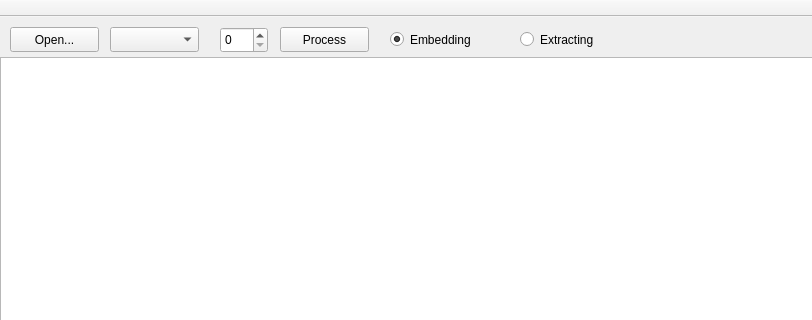
Qt form mainwindow.ui (N-Nagorny/ImageIntegrityController) before a commit; both pictures show x 0 to 812 and y 0 to 320 of the 900 by 562 pixel window.
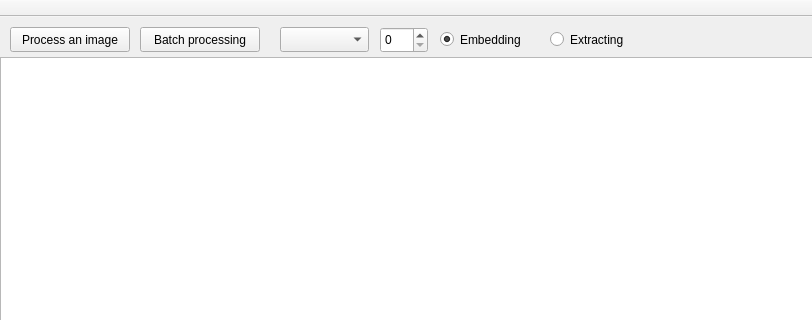
The same form after that commit.

Commit message: Add batch file processing

What changed in the file:
```diff
--- a/mainwindow.ui
+++ b/mainwindow.ui
@@ -19,12 +19,12 @@
      <rect>
       <x>10</x>
       <y>10</y>
-      <width>89</width>
+      <width>120</width>
       <height>25</height>
      </rect>
     </property>
     <property name="text">
-     <string>Open...</string>
+     <string>Process an image</string>
     </property>
    </widget>
    <widget class="QGraphicsView" name="graphicsView">
@@ -40,7 +40,7 @@
    <widget class="QComboBox" name="comboBox">
     <property name="geometry">
      <rect>
-      <x>110</x>
+      <x>280</x>
       <y>10</y>
       <width>89</width>
       <height>25</height>
@@ -50,30 +50,17 @@
    <widget class="QSpinBox" name="spinBox">
     <property name="geometry">
      <rect>
-      <x>220</x>
+      <x>380</x>
       <y>10</y>
       <width>48</width>
       <height>26</height>
      </rect>
     </property>
    </widget>
-   <widget class="QPushButton" name="pushButton_2">
-    <property name="geometry">
-     <rect>
-      <x>280</x>
-      <y>10</y>
-      <width>89</width>
-      <height>25</height>
-     </rect>
-    </property>
-    <property name="text">
-     <string>Process</string>
-    </property>
-   </widget>
    <widget class="QRadioButton" name="radioButton">
     <property name="geometry">
      <rect>
-      <x>390</x>
+      <x>440</x>
       <y>10</y>
       <width>112</width>
       <height>25</height>
@@ -89,7 +76,7 @@
    <widget class="QRadioButton" name="radioButton_2">
     <property name="geometry">
      <rect>
-      <x>520</x>
+      <x>550</x>
       <y>10</y>
       <width>112</width>
       <height>25</height>
@@ -99,6 +86,19 @@
      <string>Extracting</string>
     </property>
    </widget>
+   <widget class="QPushButton" name="pushButton_3">
+    <property name="geometry">
+     <rect>
+      <x>140</x>
+      <y>10</y>
+      <width>120</width>
+      <height>25</height>
+     </rect>
+    </property>
+    <property name="text">
+     <string>Batch processing</string>
+    </property>
+   </widget>
   </widget>
   <widget class="QMenuBar" name="menuBar">
    <property name="geometry">
```
The commit also changes 2 other files.
